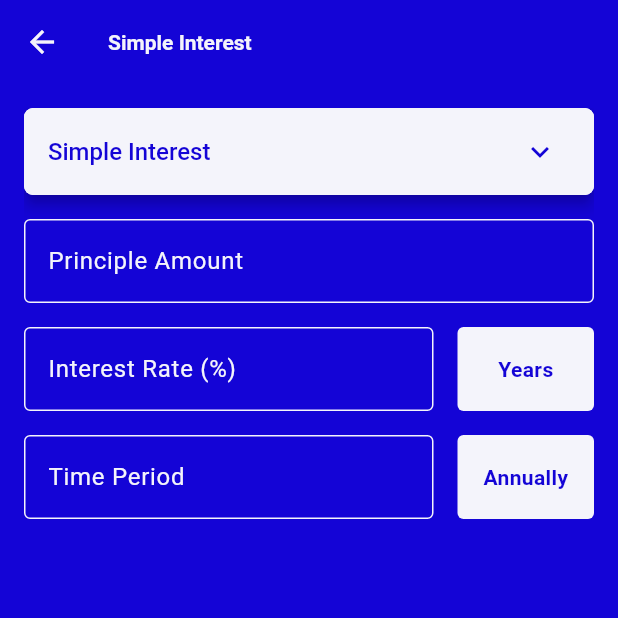
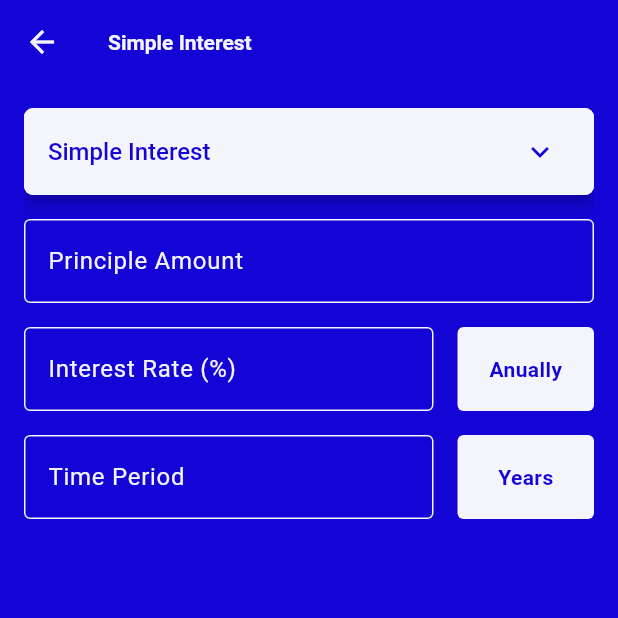
Before and after one commit to williamnkosi/swiss_army_calculator, a Flutter app: the FinanceListPage screen opened by its route, after a tap on "Simple Interest", on a phone screen of 412 x 824 dp, the top half of it. Run offline on Flutter 3.47's test engine with Material 3 defaults, Android fonts, the phone set to English and light mode, and no system bars; drawn by our look-alikes of fl_chart, flutter_form_builder; our stand-ins replace bloc, equatable, flutter_bloc, form_builder_validators, freezed_annotation, get_it.

Commit message:
Finished setting up the rate and duration states

```diff
--- a/lib/models/time_types.dart
+++ b/lib/models/time_types.dart
@@ -1,16 +1,16 @@
 enum RatePeriodTypes {
-  years('Years'),
-  months('Months'),
-  days('Days');
+  years('Anually'),
+  months('Monthly'),
+  days('Daily');
 
   const RatePeriodTypes(this.value);
   final String value;
 }
 
 enum TimePeriodsTypes {
-  annually('Annually'),
-  monthly('Monthly'),
-  daily('Daily');
+  annually('Years'),
+  monthly('Months'),
+  daily('Days');
 
   const TimePeriodsTypes(this.value);
   final String value;
--- a/lib/page/calculator_pages/finance/simple_interest_page/bloc/simple_interest_page_event.dart
+++ b/lib/page/calculator_pages/finance/simple_interest_page/bloc/simple_interest_page_event.dart
@@ -11,6 +11,6 @@ abstract class SimpleInterestPageEvent with _$SimpleInterestPageEvent {
       CalculateResultEvent;
   const factory SimpleInterestPageEvent.changeRatePeriodEvent(
       RatePeriodTypes rateTimeDuration) = ChangeRatePeriodEvent;
-  const factory SimpleInterestPageEvent.changeDurationPeriodEvent() =
-      ChangeDurationPeriodEvent;
+  const factory SimpleInterestPageEvent.changeTimePeriodEvent(
+      TimePeriodsTypes timePeriodDuration) = ChangeTimePeriodEvent;
 }
--- a/lib/page/calculator_pages/finance/simple_interest_page/bloc/simple_interest_page_state.dart
+++ b/lib/page/calculator_pages/finance/simple_interest_page/bloc/simple_interest_page_state.dart
@@ -12,7 +12,7 @@ class SimpleInterestPageState with _$SimpleInterestPageState {
     @Default([]) List<PieChartSectionData> sections,
     @Default([]) List<List<double>> barChartData,
     @Default(RatePeriodTypes.years) RatePeriodTypes ratePeriodType,
-    @Default(TimePeriodsTypes.annually) TimePeriodsTypes periodicType,
+    @Default(TimePeriodsTypes.monthly) TimePeriodsTypes timePeriodType,
     @Default(0) double principal,
     @Default(0) double rate,
     @Default(0) double duration,
```
Also changed, not shown: lib/page/calculator_pages/finance/simple_interest_page/bloc/simple_interest_page_bloc.dart (+4 -11 lines), lib/page/calculator_pages/finance/simple_interest_page/simple_interest_page.dart (+28 -10 lines), lib/page/calculator_pages/finance/simple_interest_page/bloc/simple_interest_page_event.freezed.dart, lib/page/calculator_pages/finance/simple_interest_page/bloc/simple_interest_page_state.freezed.dart.
